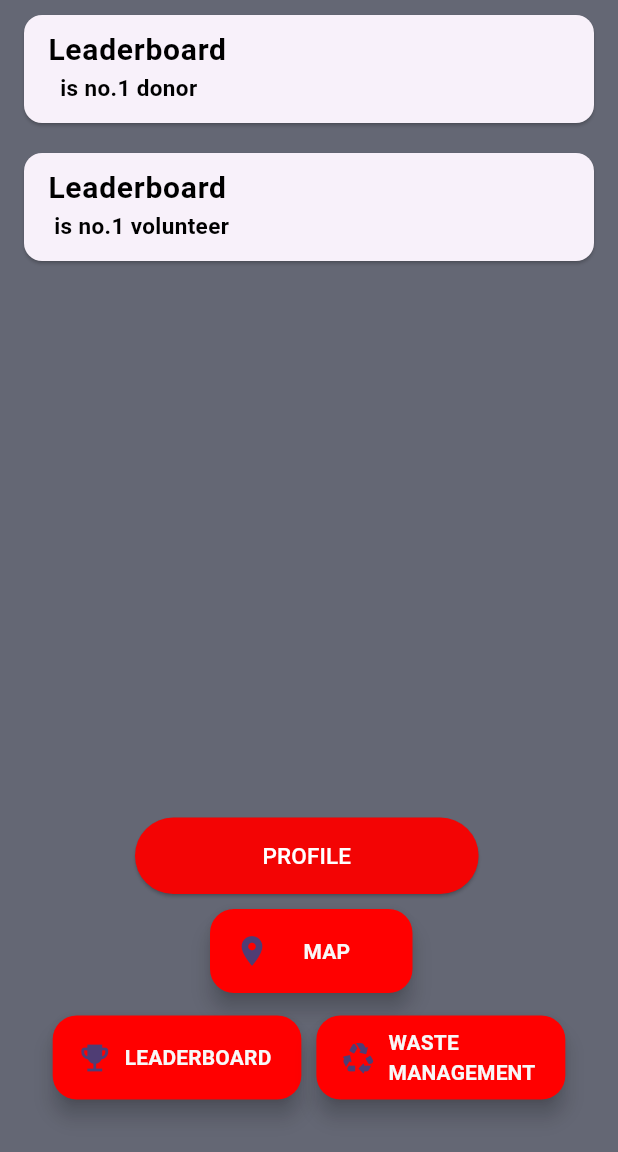
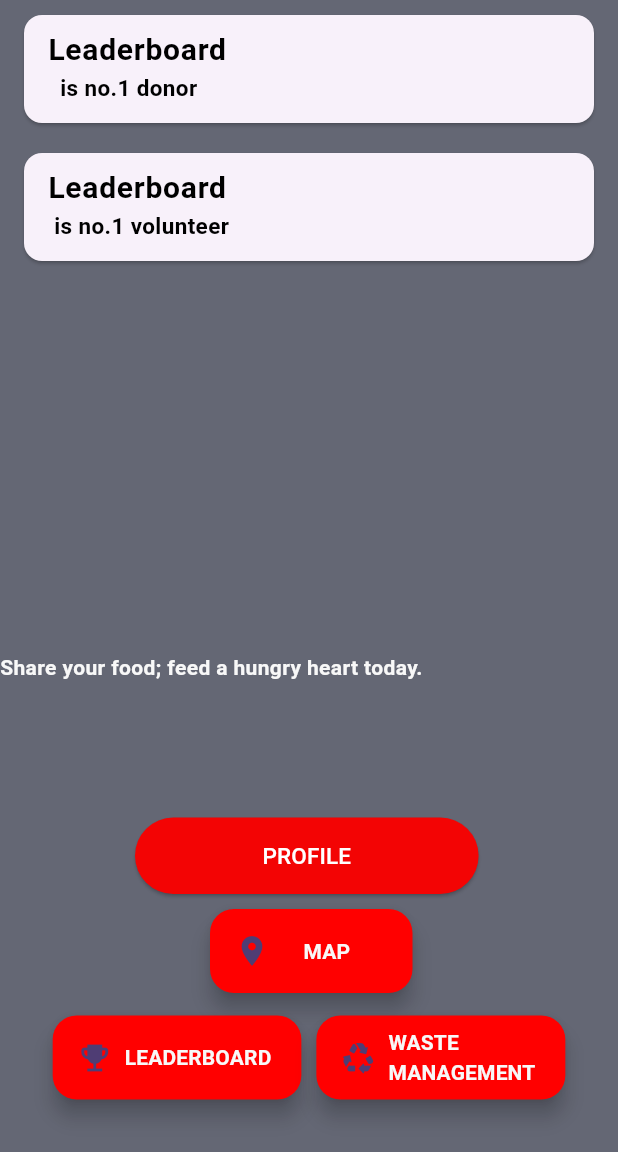
Before and after one commit to AnirudhArrepu/FeedForward, a Flutter app: the Homepage screen opened by its route, on a phone screen of 412 x 824 dp, the part 84-1236 px from its top. Run offline on Flutter 3.47's test engine with Material 3 defaults, Android fonts, the phone set to English and light mode, and no system bars; our stand-ins replace cloud_firestore, firebase_auth, firebase_core, flutter_map, geolocator, image_picker and 3 more; missing offline and left inert: dart:ffi; accounts and stored records are empty; statements that could not run were skipped.

Commit message:
Update Homepage

```diff
--- a/fbm_app/lib/Pages/HomePages/Homepage.dart
+++ b/fbm_app/lib/Pages/HomePages/Homepage.dart
@@ -1,3 +1,5 @@
+import 'dart:math';
+
 import 'package:cloud_firestore/cloud_firestore.dart';
 import 'package:fbm_app/Pages/Restaurant/Rprofile.dart';
 import 'package:fbm_app/Pages/User/FB_profile.dart';
@@ -36,7 +38,18 @@ class _HomepageState extends State<Homepage> {
         '${LeaderboardClass.winnerDonation} is no.1 donor', false);
     NotificationClass('Leaderboard',
         '${LeaderboardClass.winnerVolunteer} is no.1 volunteer', false);
-
+    List<String> idioms = [
+      "Share your food; feed a hungry heart today.",
+      "One meal can make a world of difference.",
+      "Your donation: a lifeline to someone in need.",
+      "Help us turn hunger into hope with your generosity.",
+      "Feed a family; make a lasting impact with your gift.",
+      "Small act, big change: donate food and spread kindness.",
+      "Every can counts—help us end hunger together.",
+      "Give food, give hope; be a hero in someones life.",
+      "Share your abundance; brighten someones day with a meal.",
+      "Together, we can turn hunger into hope. Donate now!"
+    ];
     return Scaffold(
         backgroundColor: AppTheme.bgcolor(),
         appBar: AppBar(
@@ -74,10 +87,15 @@ class _HomepageState extends State<Homepage> {
                           })),
                 ),
                 Container(
-                  height: 50,
+                  height: 10,
                   child: GestureDetector(onDoubleTap: () {
                     Navigator.pushNamed(context, '/emergency');
                   }),
+                ),
+                Container(
+                  height: 40,
+                  child: Text_Theme.text_white(
+                      idioms[Random().nextInt(idioms.length)]),
                 ),
                 SizedBox(
                   height: 70,
--- a/fbm_app/lib/main.dart
+++ b/fbm_app/lib/main.dart
@@ -70,7 +70,7 @@ class MyApp extends StatelessWidget {
         '/cooked_food': (context) => const CookedFood(),
         '/packaged_food': (context) => const PackagedFood(),
         '/staple_food': (context) => const StapleFood(),
-        '/create_fb': (context) => CreateFoodBank(),
+        '/create_fb': (context) =>  CreateFoodBank(),
       },
     );
   }
```
